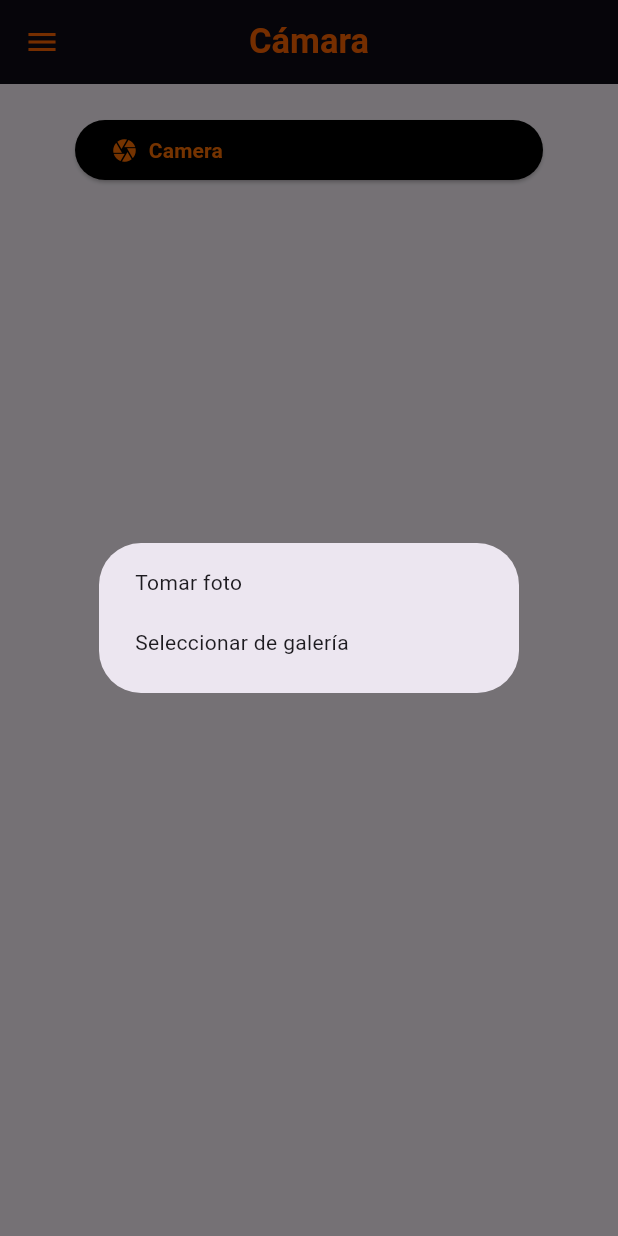
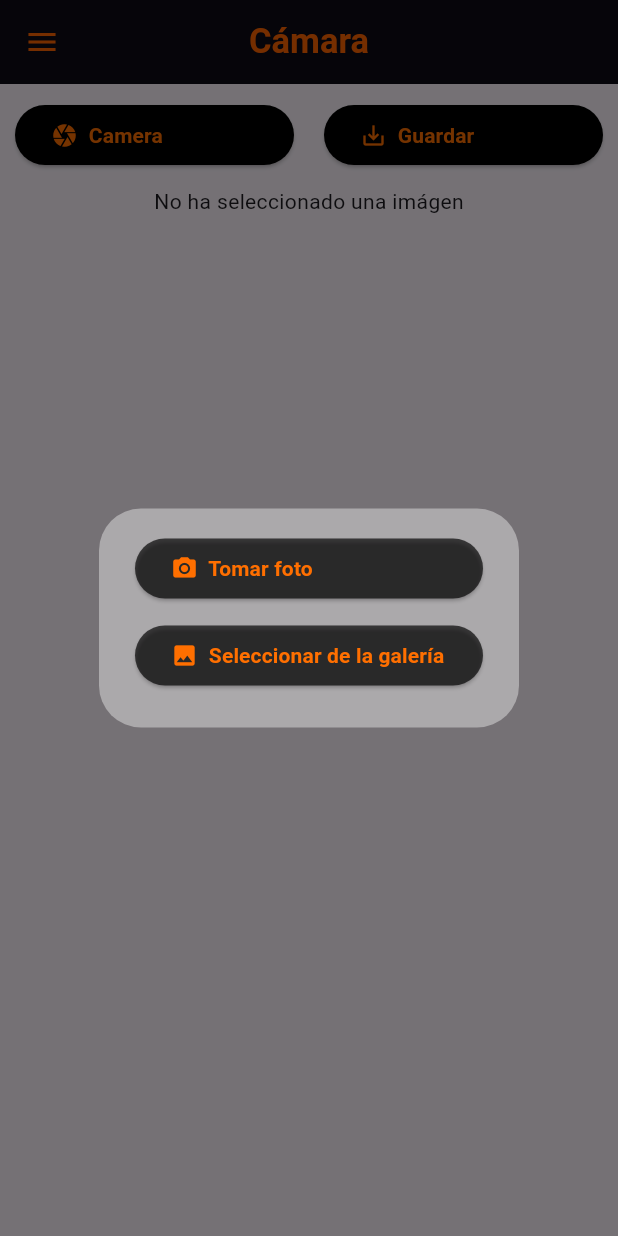
Before and after one commit to JPLizcano/Cam-Geo, a Flutter app: the screen it shows after launch, after a tap on "Camera", on a phone screen of 412 x 824 dp. Run offline on Flutter 3.47's test engine with Material 3 defaults, Android fonts, the light colour scheme and no system bars; our stand-ins replace gallery_saver, geolocator, image_picker.

Commit message:
act save image

```diff
--- a/lib/camara.dart
+++ b/lib/camara.dart
@@ -2,6 +2,7 @@ import 'dart:io';
 
 import 'package:cam_geo/geolocalizar.dart';
 import 'package:flutter/material.dart';
+import 'package:gallery_saver/gallery_saver.dart';
 import 'package:image_picker/image_picker.dart';
 
 class Camara extends StatefulWidget {
@@ -13,29 +14,63 @@ class Camara extends StatefulWidget {
 
 class _CamaraState extends State<Camara> {
   File? _img;
+  var msg = "No ha seleccionado una imágen";
 
-  Future<void> _optionsDialogBox() {
+  Future<void> _opciones() {
     return showDialog(
       context: context,
       builder: (BuildContext context) {
         return AlertDialog(
+          backgroundColor: const Color.fromARGB(100, 255, 255, 255),
           content: SingleChildScrollView(
             child: ListBody(
               children: <Widget>[
-                GestureDetector(
-                  child: const Text('Tomar foto'),
-                  onTap: () {
+                ElevatedButton(
+                  onPressed: () {
                     _openCam(1);
                     Navigator.of(context).pop();
                   },
+                  style: ButtonStyle(
+                      foregroundColor: MaterialStateColor.resolveWith(
+                          (states) => Colors.amber.shade900),
+                      backgroundColor: MaterialStateColor.resolveWith(
+                          (states) => const Color.fromARGB(170, 0, 0, 0))),
+                  child: const Padding(
+                    padding: EdgeInsets.symmetric(vertical: 10),
+                    child: Row(
+                      children: [
+                        Icon(Icons.camera_alt),
+                        Text(
+                          '  Tomar foto',
+                          style: TextStyle(fontWeight: FontWeight.bold),
                         ),
-                const Padding(padding: EdgeInsets.all(10)),
-                GestureDetector(
-                  child: const Text('Seleccionar de galería'),
-                  onTap: () {
+                      ],
+                    ),
+                  ),
+                ),
+                const Padding(padding: EdgeInsets.only(bottom: 10)),
+                ElevatedButton(
+                  onPressed: () {
                     _openCam(2);
                     Navigator.of(context).pop();
                   },
+                  style: ButtonStyle(
+                      foregroundColor: MaterialStateColor.resolveWith(
+                          (states) => Colors.amber.shade900),
+                      backgroundColor: MaterialStateColor.resolveWith(
+                          (states) => const Color.fromARGB(170, 0, 0, 0))),
+                  child: const Padding(
+                    padding: EdgeInsets.symmetric(vertical: 10),
+                    child: Row(
+                      children: [
+                        Icon(Icons.photo),
+                        Text(
+                          '  Seleccionar de la galería',
+                          style: TextStyle(fontWeight: FontWeight.bold),
+                        ),
+                      ],
+                    ),
+                  ),
                 ),
               ],
             ),
@@ -56,9 +91,30 @@ class _CamaraState extends State<Camara> {
       if (image != null) {
         _img = File(image.path);
       } else {
-        print("No hay imagen seleccionada");
+        msg = "No ha seleccionado una imágen";
       }
     });
+  }
+
+  Future<void> _save() {
+    var fnl;
+    if (_img == null) {
+      fnl = "Error al guardar la imágen!";
+    } else {
+      GallerySaver.saveImage(_img!.path);
+      fnl = "Imgágen guardada con éxito...";
+      setState(() {
+        _img = null;
+      });
+    }
+    return showDialog(
+      context: context,
+      builder: (BuildContext context) {
+        return AlertDialog(
+          content: Text(fnl),
+        );
+      },
+    );
   }
 
   @override
@@ -120,11 +176,15 @@ class _CamaraState extends State<Camara> {
       ),
       body: Column(
         children: [
-          Padding(
-            padding: const EdgeInsets.symmetric(horizontal: 50, vertical: 20),
+          Row(
+            children: [
+              Expanded(
+                child: Padding(
+                  padding:
+                      const EdgeInsets.symmetric(vertical: 10, horizontal: 10),
                   child: ElevatedButton(
                     onPressed: () {
-                _optionsDialogBox();
+                      _opciones();
                     },
                     style: ButtonStyle(
                         foregroundColor: MaterialStateColor.resolveWith(
@@ -145,10 +205,43 @@ class _CamaraState extends State<Camara> {
                     ),
                   ),
                 ),
-          _img == null ? const Center() : Padding(
-            padding: const EdgeInsets.symmetric(horizontal: 50),
+              ),
+              Expanded(
+                child: Padding(
+                  padding:
+                      const EdgeInsets.symmetric(vertical: 10, horizontal: 10),
+                  child: ElevatedButton(
+                    onPressed: () {
+                      _save();
+                    },
+                    style: ButtonStyle(
+                        foregroundColor: MaterialStateColor.resolveWith(
+                            (states) => Colors.amber.shade900),
+                        backgroundColor: MaterialStateColor.resolveWith(
+                            (states) => const Color.fromARGB(255, 0, 0, 0))),
+                    child: const Padding(
+                      padding: EdgeInsets.symmetric(vertical: 10),
+                      child: Row(
+                        children: [
+                          Icon(Icons.save_alt),
+                          Text(
+                            '  Guardar',
+                            style: TextStyle(fontWeight: FontWeight.bold),
+                          ),
+                        ],
+                      ),
+                    ),
+                  ),
+                ),
+              ),
+            ],
+          ),
+          _img == null
+              ? Text(msg)
+              : Padding(
+                  padding: const EdgeInsets.symmetric(horizontal: 30),
                   child: Image.file(_img!),
-          )
+                ),
         ],
       ),
     );
```
Lines whose indentation alone changed are shown as unchanged.
